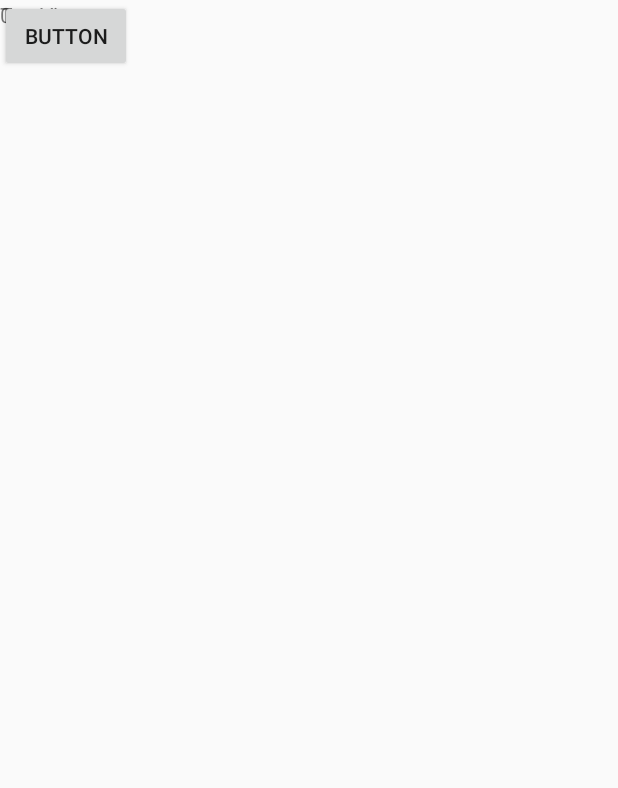
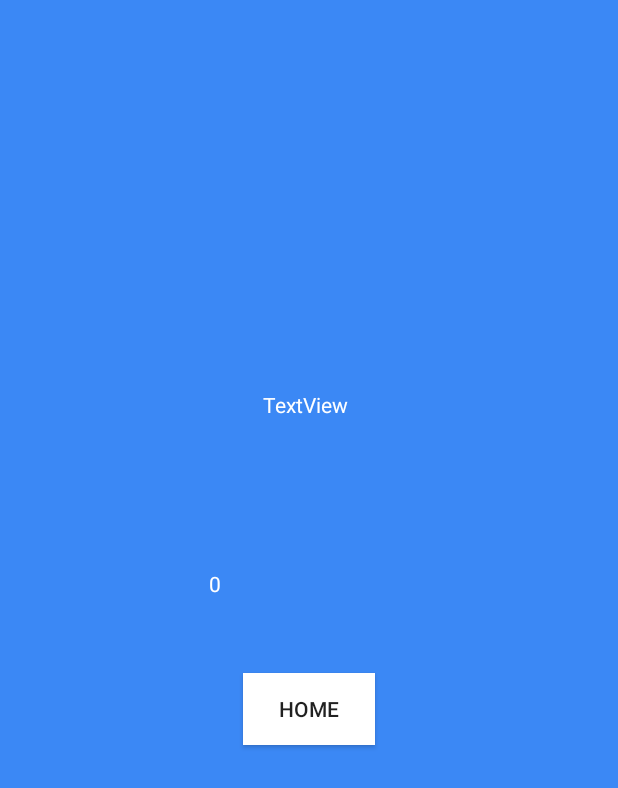
Before and after one commit to emilylaw00/INFS3605Project, an Android app: the PurityScore screen opened directly, with no data from a screen before it, on a phone screen of 412 x 824 dp. Shown: the top 788 px of the screen. Run offline under Robolectric (Android 15) with nearby library versions, the phone set to English and light mode, and no system bars; our stand-ins replace Firebase (no records; nobody signed in at launch, a user with empty details on screens opened directly); Roboto replaces fonts that are not available here.

```diff
--- a/app/src/main/java/com/example/infs3605project/PurityScore.java
+++ b/app/src/main/java/com/example/infs3605project/PurityScore.java
@@ -3,16 +3,27 @@ package com.example.infs3605project;
 import androidx.appcompat.app.AppCompatActivity;
 import androidx.constraintlayout.widget.ConstraintLayout;
 
+import android.content.Intent;
 import android.os.Bundle;
+import android.view.View;
 import android.widget.Button;
+import android.widget.ImageView;
 import android.widget.LinearLayout;
 import android.widget.TextView;
+
+import com.google.firebase.auth.FirebaseAuth;
+import com.google.firebase.firestore.FirebaseFirestore;
 
 public class PurityScore extends AppCompatActivity {
 
     private TextView mScore, mTotal, mFeedback;
     private Button finishBtn;
     private ConstraintLayout scoreBg;
+
+    FirebaseAuth fAuth;
+    FirebaseFirestore fStore;
+    String userId;
+
 
     @Override
     protected void onCreate(Bundle savedInstanceState) {
@@ -25,7 +36,9 @@ public class PurityScore extends AppCompatActivity {
         finishBtn = findViewById(R.id.finishBtn);
         scoreBg = findViewById(R.id.scoreBackground);
 
-        //received the intent and unwrap it to reveal the score
+        //retrieve the stored score
+
+
 
         int score = getIntent().getIntExtra("score",0);
         mScore.setText(String.valueOf(score));
@@ -34,5 +47,14 @@ public class PurityScore extends AppCompatActivity {
 
 
 
+
+        finishBtn.setOnClickListener(new View.OnClickListener() {
+            @Override
+            public void onClick(View v) {
+                startActivity(new Intent(getApplicationContext(), MainActivity.class));
+            }
+        });
+
+
     }
 }
--- a/app/src/main/java/com/example/infs3605project/PurityTest.java
+++ b/app/src/main/java/com/example/infs3605project/PurityTest.java
@@ -99,7 +99,6 @@ public class PurityTest extends AppCompatActivity {
 
                 //send intent to the score activity
                 startActivity(new Intent(getApplicationContext(), PurityScore.class));
-
 
             }
         });
--- a/app/src/main/res/layout/activity_purity_score.xml
+++ b/app/src/main/res/layout/activity_purity_score.xml
@@ -5,29 +5,39 @@
     android:id="@+id/scoreBackground"
     android:layout_width="match_parent"
     android:layout_height="match_parent"
+    android:background="#3B88F5"
     tools:context=".PurityScore">
 
     <Button
         android:id="@+id/finishBtn"
         android:layout_width="wrap_content"
         android:layout_height="wrap_content"
-        android:text="Button"
-        tools:layout_editor_absoluteX="163dp"
-        tools:layout_editor_absoluteY="579dp" />
+        android:layout_marginTop="50dp"
+        android:background="#FFFFFF"
+        android:text="Home"
+        app:layout_constraintEnd_toEndOf="parent"
+        app:layout_constraintStart_toStartOf="parent"
+        app:layout_constraintTop_toBottomOf="@+id/scoreTxt" />
 
     <TextView
         android:id="@+id/scoreTxt"
         android:layout_width="wrap_content"
         android:layout_height="wrap_content"
-        android:text="TextView"
-        tools:layout_editor_absoluteX="175dp"
-        tools:layout_editor_absoluteY="455dp" />
+        android:layout_marginStart="139dp"
+        android:layout_marginTop="100dp"
+        android:text="Here is your score"
+        android:textColor="#FFFFFF"
+        app:layout_constraintStart_toStartOf="parent"
+        app:layout_constraintTop_toBottomOf="@+id/feedbackTxt" />
 
     <TextView
         android:id="@+id/feedbackTxt"
         android:layout_width="wrap_content"
         android:layout_height="wrap_content"
+        android:layout_marginStart="175dp"
+        android:layout_marginTop="260dp"
         android:text="TextView"
-        tools:layout_editor_absoluteX="127dp"
-        tools:layout_editor_absoluteY="269dp" />
+        android:textColor="#FFFFFF"
+        app:layout_constraintStart_toStartOf="parent"
+        app:layout_constraintTop_toTopOf="parent" />
 </androidx.constraintlayout.widget.ConstraintLayout>
```
